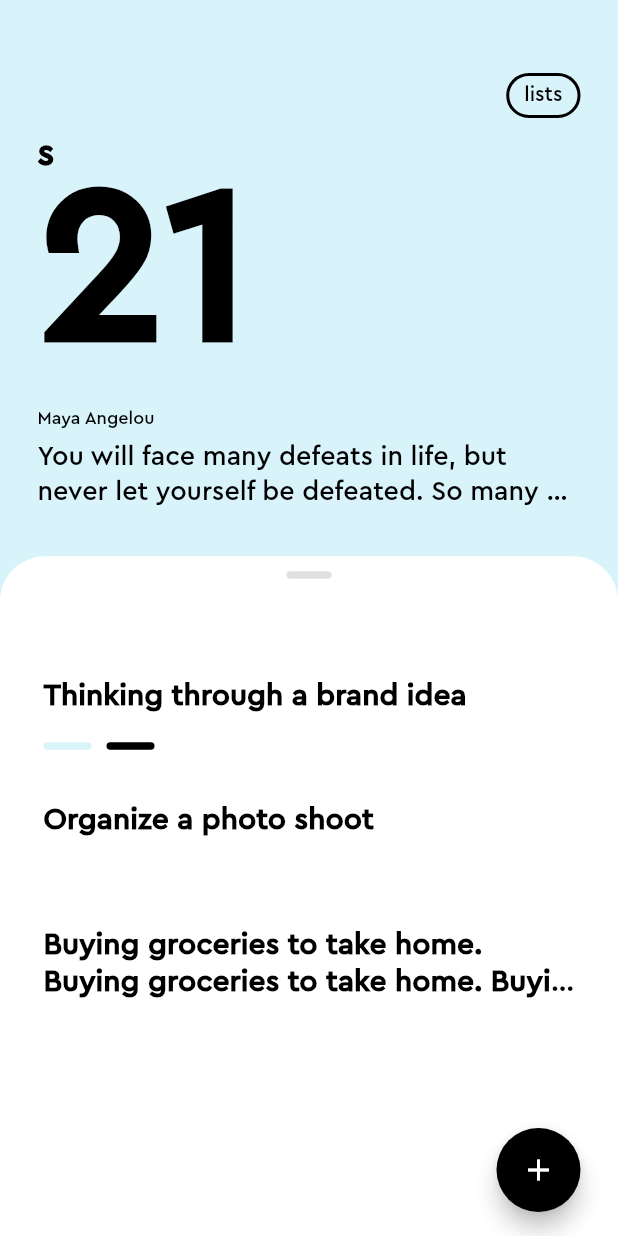
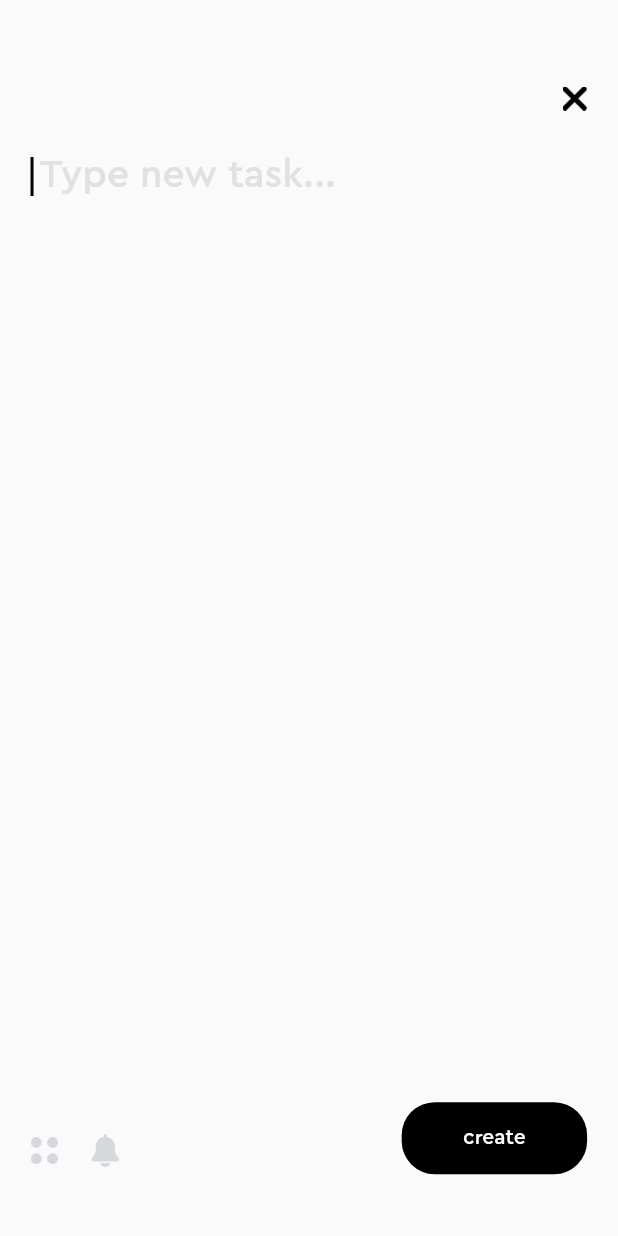
Before and after one commit to fioresat/TIMO, a Flutter app: the screen it shows after launch, after a tap on the "add" icon, on a phone screen of 412 x 824 dp. Run offline on Flutter 3.47's test engine with Material 2 defaults, Android fonts, the phone set to English and light mode, and no system bars; drawn by our look-alikes of flutter_slidable, sliding_up_panel.

Commit message:
New Task Screen created

```diff
--- a/lib/consts/app_icons.dart
+++ b/lib/consts/app_icons.dart
@@ -17,4 +17,6 @@ abstract class AppIcons {
   static const moveTo = 'assets/icons/move_to_icon.png';
   static const reminder = 'assets/icons/reminder_icon.png';
   static const undo = 'assets/icons/undo_icon.png';
+  static const reminderBell = 'assets/icons/reminder_bell_icon.png';
+  static const lists = 'assets/icons/lists_icon.png';
 }
--- a/lib/consts/colors.dart
+++ b/lib/consts/colors.dart
@@ -14,3 +14,4 @@ const Color orangeColor = Color(0xffE9AD52);
 const Color pinkColor = Color(0xffD96DBB);
 const Color darkColor = Color(0xff000000);
 const Color alertTextColor = Color(0xffB1B1B1);
+const Color hintTextColor = Color(0xffE1E1E1);
--- a/lib/consts/strings.dart
+++ b/lib/consts/strings.dart
@@ -15,4 +15,5 @@ abstract class TestStrings {
   static const addNewList = 'add new list';
 
   static const toDo = 'ToDo';
+  static const create = 'create';
 }
--- a/lib/main.dart
+++ b/lib/main.dart
@@ -1,12 +1,13 @@
 import 'package:flutter/material.dart';
 import 'package:todo_app_main_screen/ui/screens/my_home_page.dart';
+import 'package:todo_app_main_screen/ui/screens/new_task_page.dart';
 
 void main() {
-  runApp(const MyApp());
+  runApp(MyApp());
 }
 
 class MyApp extends StatelessWidget {
-  const MyApp({Key? key}) : super(key: key);
+  MyApp({Key? key}) : super(key: key);
 
   @override
   Widget build(BuildContext context) {
@@ -16,7 +17,11 @@ class MyApp extends StatelessWidget {
         primarySwatch: Colors.blue,
         fontFamily: 'CeraPro',
       ),
-      home: const MyHomePage(),
+      routes: {
+        MyHomePage.routeName: (context) => const MyHomePage(),
+        NewTaskPage.routeName: (context) => const NewTaskPage()
+      },
+      initialRoute: MyHomePage.routeName,
     );
   }
 }
--- a/lib/ui/screens/my_home_page.dart
+++ b/lib/ui/screens/my_home_page.dart
@@ -2,6 +2,7 @@ import 'package:flutter/material.dart';
 import 'package:sliding_up_panel/sliding_up_panel.dart';
 import 'package:todo_app_main_screen/consts/colors.dart';
 import 'package:todo_app_main_screen/consts/strings.dart';
+import 'package:todo_app_main_screen/ui/screens/new_task_page.dart';
 import 'package:todo_app_main_screen/ui/style.dart';
 import 'package:todo_app_main_screen/ui/widgets/main_screen_background_widget.dart';
 import 'package:todo_app_main_screen/ui/widgets/move_to_widget.dart';
@@ -48,6 +49,8 @@ List<Widget> testLists = [
 ];
 
 class MyHomePage extends StatefulWidget {
+  static const routeName = '/my_home_page';
+
   const MyHomePage({Key? key}) : super(key: key);
 
   @override
@@ -64,7 +67,6 @@ class _MyHomePageState extends State<MyHomePage> {
   Widget build(BuildContext context) {
     double widthScreen = MediaQuery.of(context).size.width;
     double heightScreen = MediaQuery.of(context).size.height;
-
     return Scaffold(
       backgroundColor: secondBackgroundColor,
       body: MoveToWidget(
@@ -112,7 +114,10 @@ class _MyHomePageState extends State<MyHomePage> {
           setState(() {
             isMoveTo = false;
           });
-          },),
+        },
+        panelMaxheight: heightScreen * 0.5,
+        panelMinheight: 0,
+      ),
       floatingActionButtonLocation: FloatingActionButtonLocation.centerFloat,
       floatingActionButton: Container(
         padding: const EdgeInsets.symmetric(horizontal: 25.0),
@@ -133,7 +138,9 @@ class _MyHomePageState extends State<MyHomePage> {
                     ? Container()
                     : FloatingActionButton(
                         backgroundColor: textColor,
-                        onPressed: () {},
+                        onPressed: () {
+                          Navigator.pushNamed(context, NewTaskPage.routeName);
+                        },
                         child: const Icon(Icons.add),
                       ),
               ],
--- /dev/null
+++ b/lib/ui/screens/new_task_page.dart
@@ -0,0 +1,101 @@
+import 'package:flutter/material.dart';
+import 'package:todo_app_main_screen/consts/app_icons.dart';
+import 'package:todo_app_main_screen/consts/colors.dart';
+import 'package:todo_app_main_screen/consts/strings.dart';
+import 'package:todo_app_main_screen/ui/widgets/black_button_widget.dart';
+
+class NewTaskPage extends StatefulWidget {
+  static const routeName = '/new_task_page';
+
+  const NewTaskPage({Key? key}) : super(key: key);
+
+  @override
+  State<NewTaskPage> createState() => _NewTaskPageState();
+}
+
+class _NewTaskPageState extends State<NewTaskPage> {
+  final controller = TextEditingController();
+
+  @override
+  Widget build(BuildContext context) {
+    double widthScreen = MediaQuery.of(context).size.width;
+    double heightScreen = MediaQuery.of(context).size.height;
+    return Scaffold(
+      body: Padding(
+        padding: EdgeInsets.symmetric(
+            vertical: heightScreen * 0.05, horizontal: widthScreen * 0.05),
+        child: Column(
+          children: [
+            Align(
+              alignment: Alignment.topRight,
+              child: InkWell(
+                onTap: Navigator.of(context).pop,
+                child: Padding(
+                  padding: EdgeInsets.only(top: 0.02 * heightScreen),
+                  child: Image.asset(AppIcons.close, scale: 3),
+                ),
+              ),
+            ),
+            Expanded(
+              child: TextField(
+                textCapitalization: TextCapitalization.sentences,
+                controller: controller,
+                style: const TextStyle(fontSize: 22,),
+                decoration: const InputDecoration(
+                  hintText: " Type new task...",
+                  hintStyle: TextStyle(
+                    color: hintTextColor,
+                    fontSize: 26,
+                    height: 2,
+                  ),
+                  border: InputBorder.none,
+                ),
+                scrollPadding: const EdgeInsets.all(20.0),
+                autofocus: true,
+                keyboardType: TextInputType.multiline,
+                maxLines: 99999,
+                cursorHeight: 26,
+                cursorColor: Colors.black,
+              ),
+            ),
+            Row(
+              mainAxisAlignment: MainAxisAlignment.spaceBetween,
+              children: [
+                Row(
+                  children: [
+                    InkWell(
+                      onTap: null,
+                      child: Padding(
+                        padding: EdgeInsets.only(top: 0.02 * heightScreen),
+                        child: Image.asset(AppIcons.lists, scale: 3),
+                      ),
+                    ),
+                    SizedBox(
+                      width: widthScreen * 0.05,
+                    ),
+                    InkWell(
+                      onTap: null,
+                      child: Padding(
+                        padding: EdgeInsets.only(top: 0.02 * heightScreen),
+                        child: Image.asset(AppIcons.reminderBell, scale: 3),
+                      ),
+                    ),
+                  ],
+                ),
+                BlackButtonWidget(
+                  onPressed: () {},
+                  width: widthScreen * 0.3,
+                  borderRadius: BorderRadius.circular(22),
+                  child: const Text(
+                    TestStrings.create,
+                    style: TextStyle(color: backgroundColor),
+                  ),
+                ),
+              ],
+            )
+          ],
+        ),
+      ),
+    );
+  }
+}
--- a/lib/ui/widgets/black_button_widget.dart
+++ b/lib/ui/widgets/black_button_widget.dart
@@ -5,20 +5,22 @@ class BlackButtonWidget extends StatelessWidget {
   final Widget child;
   final void Function() onPressed;
   final double width;
+  final BorderRadiusGeometry? borderRadius;
 
   const BlackButtonWidget(
       {required this.child,
       required this.onPressed,
       required this.width,
-      super.key});
+      super.key,
+      required this.borderRadius});
 
   @override
   Widget build(BuildContext context) {
     return Container(
       width: width,
-      decoration: const BoxDecoration(
+      decoration:  BoxDecoration(
         color: textColor,
-        borderRadius: BorderRadius.all(Radius.elliptical(12, 12)),
+        borderRadius: borderRadius,
       ),
       child: ElevatedButton(
         style: ButtonStyle(
--- a/lib/ui/widgets/lists_panel_widget.dart
+++ b/lib/ui/widgets/lists_panel_widget.dart
@@ -21,7 +21,7 @@ class ListsPanelWidget extends StatefulWidget {
       required this.lists,
       required this.onTap,
       required this.controller,
-      required this.panelController})
+      required this.panelController,})
       : super(key: key);
 
   @override
@@ -49,10 +49,12 @@ class _ListsPanelWidgetState extends State<ListsPanelWidget> {
           ListsWidget(
             height: widget.height,
             lists: widget.lists,
+
           ),
           BlackButtonWidget(
             onPressed: () {},
             width: widget.width - 50,
+            borderRadius: BorderRadius.all(Radius.elliptical(12, 12)),
             child: const Text(
               TestStrings.move,
               style: TextStyle(color: backgroundColor),
--- a/lib/ui/widgets/lists_widget.dart
+++ b/lib/ui/widgets/lists_widget.dart
@@ -6,7 +6,7 @@ class ListsWidget extends StatelessWidget {
   final height;
   final List<Widget> lists;
 
-  const ListsWidget({Key? key, required this.height, required this.lists})
+  const ListsWidget({Key? key, required this.height, required this.lists,})
       : super(key: key);
 
   @override
--- a/lib/ui/widgets/move_to_widget.dart
+++ b/lib/ui/widgets/move_to_widget.dart
@@ -6,12 +6,14 @@ class MoveToWidget extends StatefulWidget {
   final List<Widget> lists;
   final PanelController panelController;
   final double height;
+  final double panelMaxheight;
+  final double panelMinheight;
   final double width;
   final BorderRadiusGeometry? borderRaduis;
   final Widget? body;
   final void Function() onTap;
 
-  const MoveToWidget(
+   const MoveToWidget(
       {Key? key,
       required this.panelController,
       required this.height,
@@ -19,7 +21,7 @@ class MoveToWidget extends StatefulWidget {
       required this.borderRaduis,
       required this.body,
       required this.lists,
-      required this.onTap})
+      required this.onTap, required this.panelMaxheight, required this.panelMinheight,})
       : super(key: key);
 
   @override
@@ -27,6 +29,7 @@ class MoveToWidget extends StatefulWidget {
 }
 
 class _MoveToWidgetState extends State<MoveToWidget> {
+
   @override
   Widget build(BuildContext context) {
     return SlidingUpPanel(
@@ -37,6 +40,7 @@ class _MoveToWidgetState extends State<MoveToWidget> {
       controller: widget.panelController,
       onPanelOpened: () => setState(() {}),
       onPanelClosed: () => setState(() {}),
+
       body: widget.body,
       panelBuilder: (controller) => ListsPanelWidget(
         height: widget.height,
```
Also changed, not shown: assets/icons/lists_icon.png (added), assets/icons/reminder_bell_icon.png (added), 1 other file. Lines whose indentation alone changed are shown as unchanged.
